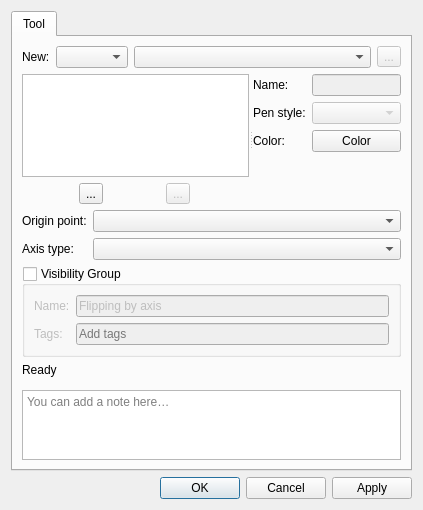
Old version of the form src/libs/vtools/dialogs/tools/dialogflippingbyaxis.ui in the repository equinox-patterns/Ostara.
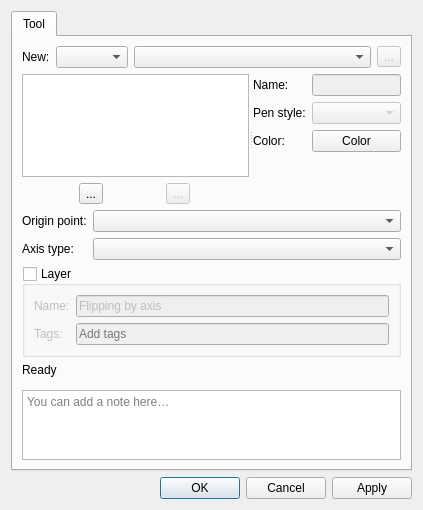
New version of the form. Icons and pictures are not drawn. Custom widgets are drawn as their Qt base class.

Commit message: Rename visibility 'Group' UI strings to 'Layer'

Diff of the .ui file:
```diff
--- a/src/libs/vtools/dialogs/tools/dialogflippingbyaxis.ui
+++ b/src/libs/vtools/dialogs/tools/dialogflippingbyaxis.ui
@@ -216,7 +216,7 @@
           <string>Enable to create a visibility group from original objects</string>
          </property>
          <property name="title">
-          <string>Visibility Group</string>
+          <string>Layer</string>
          </property>
          <property name="checkable">
           <bool>true</bool>
```
Left out of the diff: 2 changed lines with no effect on the pictures. The commit also changes 15 other files.
